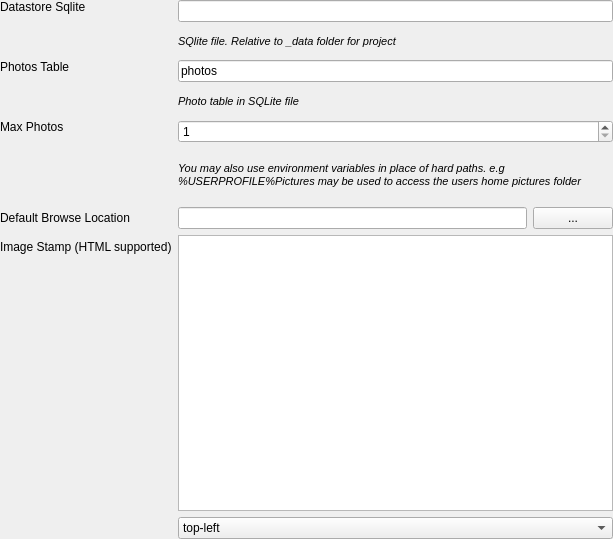
Qt form src/configmanager/editorwidgets/uifiles/ui_multiphotowidget_config.ui (roam-qgis/Roam) before a commit.
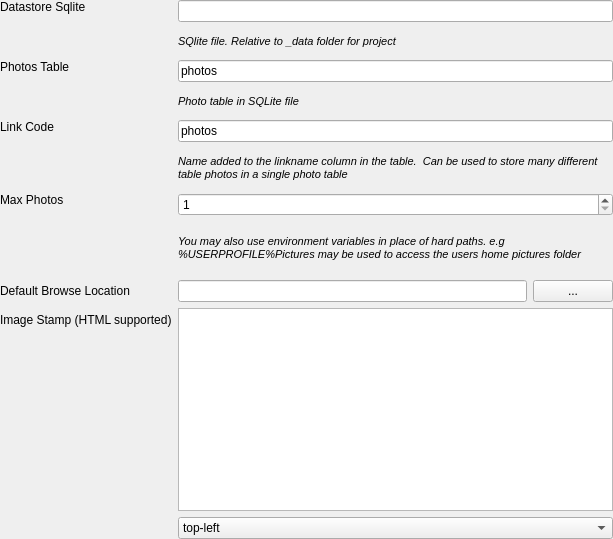
The same form after that commit.

Commit message: Set linkcode in photos table

What changed in the file:
```diff
--- a/src/configmanager/editorwidgets/uifiles/ui_multiphotowidget_config.ui
+++ b/src/configmanager/editorwidgets/uifiles/ui_multiphotowidget_config.ui
@@ -29,7 +29,7 @@
    <property name="bottomMargin">
     <number>0</number>
    </property>
-   <item row="6" column="1">
+   <item row="8" column="1">
     <widget class="QLabel" name="label">
      <property name="font">
       <font>
@@ -45,14 +45,14 @@
      </property>
     </widget>
    </item>
-   <item row="7" column="0">
+   <item row="9" column="0">
     <widget class="QLabel" name="label_3">
      <property name="text">
       <string>Default Browse Location</string>
      </property>
     </widget>
    </item>
-   <item row="7" column="1">
+   <item row="9" column="1">
     <layout class="QHBoxLayout" name="horizontalLayout">
      <item>
       <widget class="QLineEdit" name="defaultLocationText"/>
@@ -66,17 +66,17 @@
      </item>
     </layout>
    </item>
-   <item row="11" column="0">
+   <item row="13" column="0">
     <widget class="QLabel" name="label_5">
      <property name="text">
       <string>Image Stamp (HTML supported)</string>
      </property>
     </widget>
    </item>
-   <item row="11" column="1">
+   <item row="13" column="1">
     <widget class="QPlainTextEdit" name="imageStampText"/>
    </item>
-   <item row="12" column="1">
+   <item row="14" column="1">
     <widget class="QComboBox" name="imageStampLocation">
      <item>
       <property name="text">
@@ -100,7 +100,7 @@
      </item>
     </widget>
    </item>
-   <item row="5" column="1">
+   <item row="7" column="1">
     <widget class="QSpinBox" name="maxPhotosSpin">
      <property name="minimum">
       <number>1</number>
@@ -114,7 +114,7 @@
      </property>
     </widget>
    </item>
-   <item row="5" column="0">
+   <item row="7" column="0">
     <widget class="QLabel" name="label_2">
      <property name="sizePolicy">
       <sizepolicy hsizetype="Maximum" vsizetype="Maximum">
@@ -188,6 +188,42 @@
      </property>
     </widget>
    </item>
+   <item row="5" column="0">
+    <widget class="QLabel" name="label_9">
+     <property name="sizePolicy">
+      <sizepolicy hsizetype="Maximum" vsizetype="Maximum">
+       <horstretch>0</horstretch>
+       <verstretch>0</verstretch>
+      </sizepolicy>
+     </property>
+     <property name="text">
+      <string>Link Code</string>
+     </property>
+    </widget>
+   </item>
+   <item row="5" column="1">
+    <widget class="QLineEdit" name="linkcodeText">
+     <property name="text">
+      <string>photos</string>
+     </property>
+    </widget>
+   </item>
+   <item row="6" column="1">
+    <widget class="QLabel" name="label_10">
+     <property name="font">
+      <font>
+       <pointsize>8</pointsize>
+       <italic>true</italic>
+      </font>
+     </property>
+     <property name="text">
+      <string>Name added to the linkname column in the table.  Can be used to store many different table photos in a single photo table</string>
+     </property>
+     <property name="wordWrap">
+      <bool>true</bool>
+     </property>
+    </widget>
+   </item>
   </layout>
  </widget>
  <resources/>
```
The commit also changes 2 other files.
